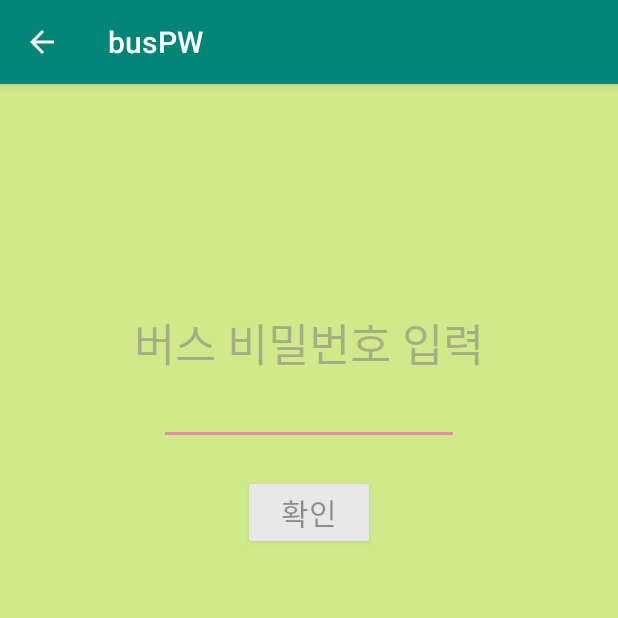
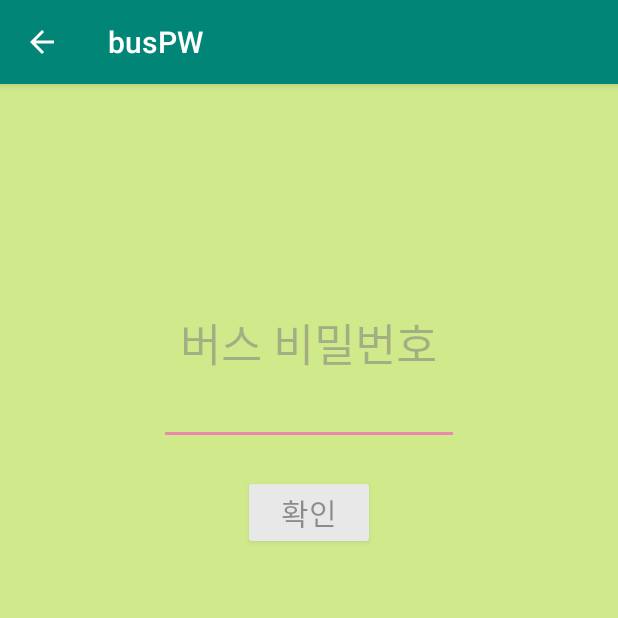
Before and after one commit to ryujunghyun/MyApplication4, an Android app: the busPW screen opened directly, with no data from a screen before it, on a phone screen of 412 x 824 dp, the top half of it. Run offline under Robolectric (Android 15) with nearby library versions, the phone set to English and light mode, and no system bars.

Commit message:
text수정

```diff
--- a/app/src/main/res/layout/activity_bus_pw.xml
+++ b/app/src/main/res/layout/activity_bus_pw.xml
@@ -20,7 +20,7 @@
             android:layout_height="wrap_content"
             android:layout_gravity="center_horizontal"
             android:layout_marginTop="150dp"
-            android:text="버스 비밀번호 입력"
+            android:text="버스 비밀번호"
             android:textSize="30dp"/>
 
         <EditText
```
